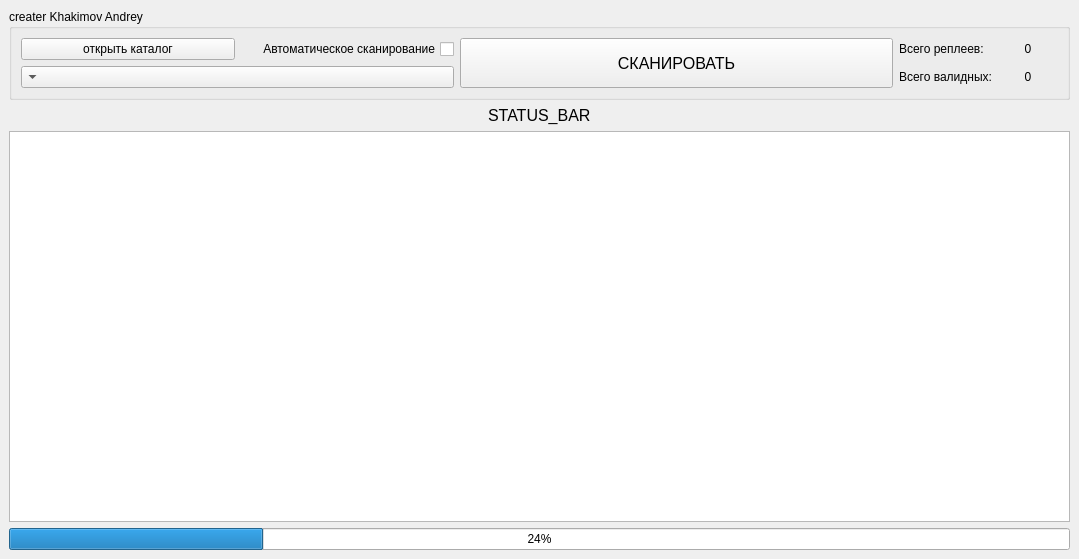
First picture: the form in mainwindow.ui, repository hakim-xac/wstr6_qt, before the edit.
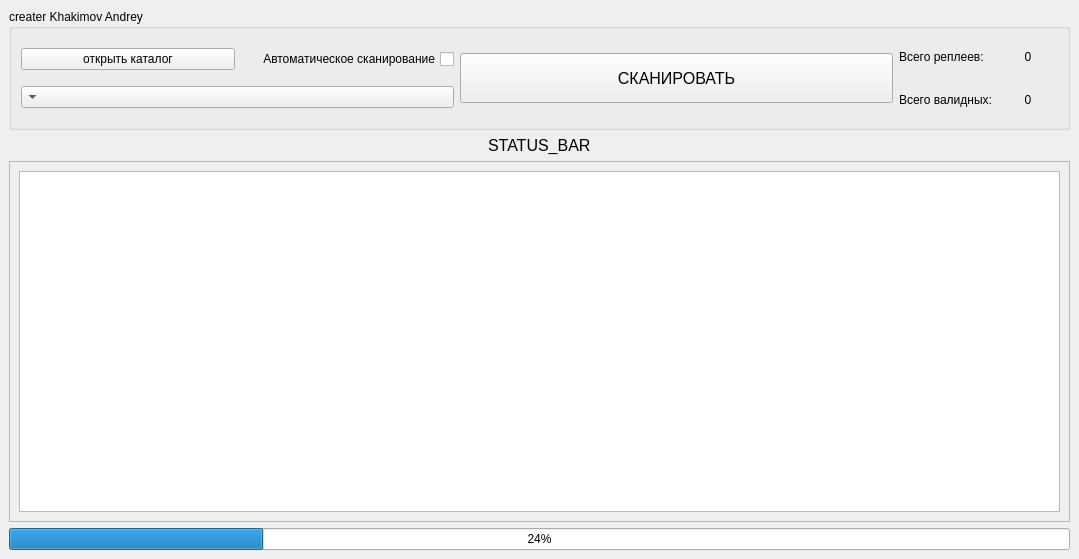
Second picture: the form after the edit.

Diff of the .ui file:
```diff
--- a/mainwindow.ui
+++ b/mainwindow.ui
@@ -251,13 +251,36 @@
      </layout>
     </item>
     <item>
+     <widget class="QFrame" name="frame">
+      <property name="maximumSize">
+       <size>
+        <width>1061</width>
+        <height>361</height>
+       </size>
+      </property>
+      <property name="frameShape">
+       <enum>QFrame::StyledPanel</enum>
+      </property>
+      <property name="frameShadow">
+       <enum>QFrame::Raised</enum>
+      </property>
+      <layout class="QVBoxLayout" name="verticalLayout_4">
+       <item>
      <widget class="QTableWidget" name="tableWidget">
+         <property name="maximumSize">
+          <size>
+           <width>1061</width>
+           <height>361</height>
+          </size>
+         </property>
       <property name="font">
        <font>
-        <family>Segoe UI</family>
         <pointsize>12</pointsize>
        </font>
       </property>
+        </widget>
+       </item>
+      </layout>
      </widget>
     </item>
     <item>
```
Lines whose indentation alone changed are shown as unchanged.
